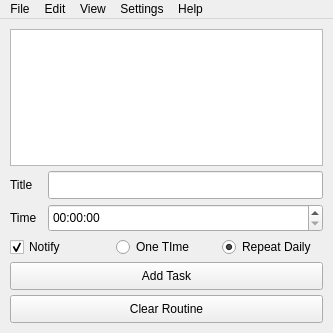
Above: src/ui/design.ui from Unchain1014/Routinely before the change. Below: the same form after it.
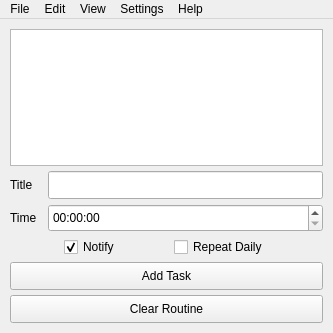
That is the form after the change.

```diff
--- a/src/ui/design.ui
+++ b/src/ui/design.ui
@@ -152,8 +152,17 @@
     </item>
     <item>
      <layout class="QHBoxLayout" name="horizontalLayout_3">
+      <property name="spacing">
+       <number>0</number>
+      </property>
       <item>
-       <widget class="QCheckBox" name="checkBox">
+       <widget class="QCheckBox" name="notifyCheckBox">
+        <property name="sizePolicy">
+         <sizepolicy hsizetype="Fixed" vsizetype="Fixed">
+          <horstretch>0</horstretch>
+          <verstretch>0</verstretch>
+         </sizepolicy>
+        </property>
         <property name="text">
          <string>Notify</string>
         </property>
@@ -163,23 +172,16 @@
        </widget>
       </item>
       <item>
-       <widget class="QRadioButton" name="radioButton_3">
-        <property name="text">
-         <string>One TIme</string>
+       <widget class="QCheckBox" name="repeatCheckBox">
+        <property name="sizePolicy">
+         <sizepolicy hsizetype="Fixed" vsizetype="Fixed">
+          <horstretch>0</horstretch>
+          <verstretch>0</verstretch>
+         </sizepolicy>
         </property>
-        <property name="checked">
-         <bool>false</bool>
-        </property>
-       </widget>
-      </item>
-      <item>
-       <widget class="QRadioButton" name="radioButton_2">
         <property name="text">
          <string>Repeat Daily</string>
         </property>
-        <property name="checked">
-         <bool>true</bool>
-        </property>
        </widget>
       </item>
      </layout>
```
Left out of the diff: 2 changed lines with no effect on the pictures.
